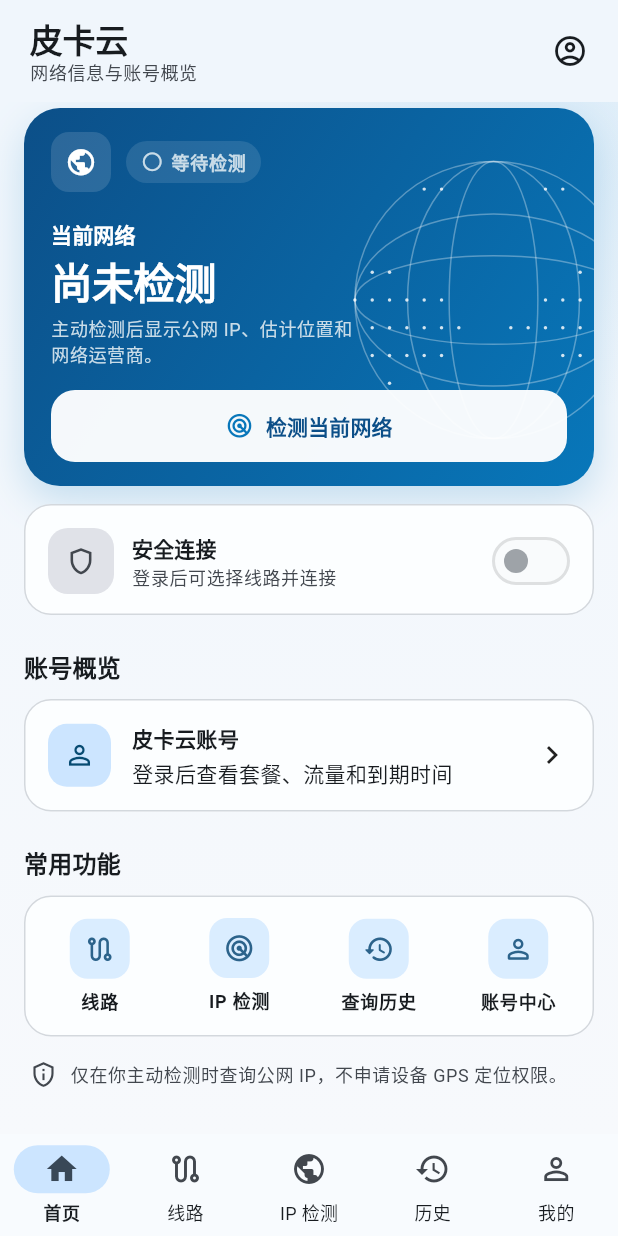
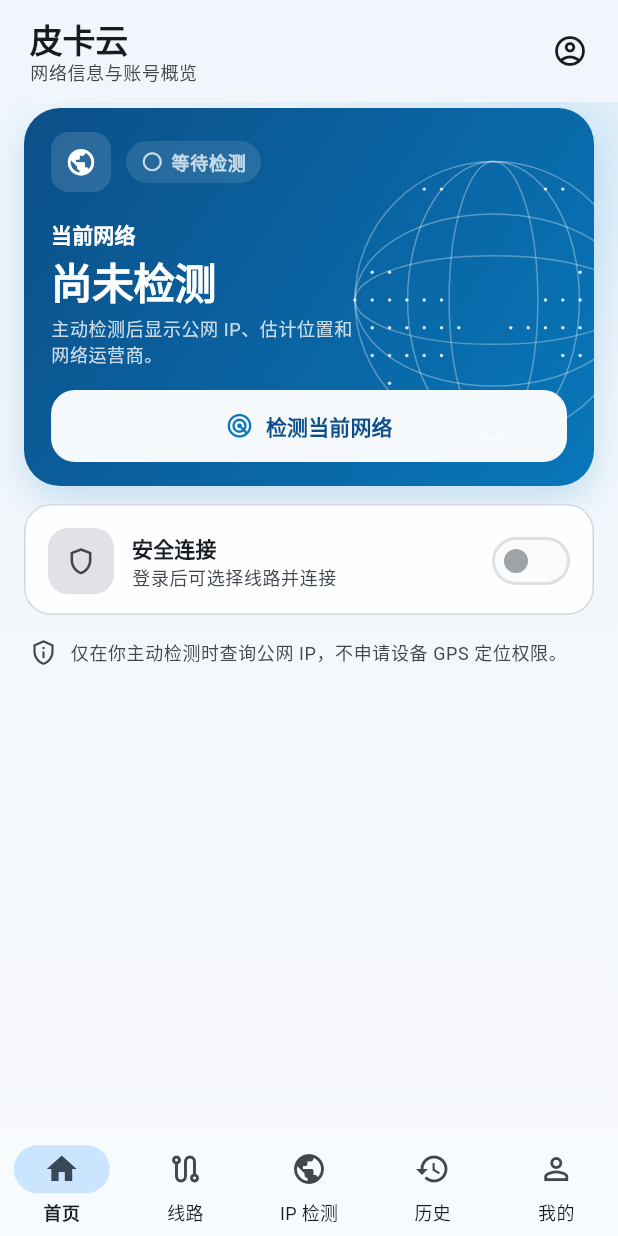
Before and after one commit to speednetwork-app/ip_lookup_app, a Flutter app: the screen it shows after launch, on a phone screen of 412 x 824 dp. Run offline on Flutter 3.47's test engine with Material 3 defaults, Android fonts, the phone set to English and light mode, and no system bars; our stand-ins replace dio, flutter_map, flutter_secure_storage, latlong2, shared_preferences; accounts and stored records are empty.

Commit message:
Simplify home dashboard around network status

```diff
--- a/lib/screens/dashboard_screen.dart
+++ b/lib/screens/dashboard_screen.dart
@@ -13,7 +13,6 @@
 import '../theme/pikayun_theme.dart';
 import '../widgets/app_backdrop.dart';
 import '../widgets/app_icon_tile.dart';
-import '../widgets/app_section_header.dart';
 import '../widgets/app_surface.dart';
 import '../widgets/status_badge.dart';
 
@@ -21,14 +20,12 @@
   const DashboardScreen({
     required this.onOpenNodes,
     required this.onOpenIpTools,
-    required this.onOpenHistory,
     required this.onOpenAccount,
     super.key,
   });
 
   final VoidCallback onOpenNodes;
   final VoidCallback onOpenIpTools;
-  final VoidCallback onOpenHistory;
   final VoidCallback onOpenAccount;
 
   @override
@@ -86,34 +83,6 @@
                         ),
                         const SizedBox(height: 12),
                         _VpnControl(auth: auth, onOpenNodes: onOpenNodes),
-                      const SizedBox(height: 22),
-                      const AppSectionHeader(
-                        title: '账号概览',
-                      ),
-                      const SizedBox(height: 10),
-                      _AccountSummary(
-                        auth: auth,
-                        onOpenAccount: onOpenAccount,
-                      ),
-                      if (auth.notices.isNotEmpty) ...[
-                        const SizedBox(height: 10),
-                        _LatestNotice(
-                          title: auth.notices.first.title,
-                          content: auth.notices.first.content,
-                          onOpenAccount: onOpenAccount,
-                        ),
-                      ],
-                      const SizedBox(height: 22),
-                      const AppSectionHeader(
-                        title: '常用功能',
-                      ),
-                      const SizedBox(height: 10),
-                      _QuickActions(
-                        onOpenNodes: onOpenNodes,
-                        onOpenIpTools: onOpenIpTools,
-                        onOpenHistory: onOpenHistory,
-                        onOpenAccount: onOpenAccount,
-                      ),
                         const SizedBox(height: 16),
                         const _PrivacyNotice(),
                       ],
@@ -242,8 +211,10 @@
                     if (info == null)
                       Text(
                         widget.loading ? '正在检测…' : '尚未检测',
-                        style:
-                            Theme.of(context).textTheme.headlineMedium?.copyWith(
+                        style: Theme.of(context)
+                            .textTheme
+                            .headlineMedium
+                            ?.copyWith(
                               color: colors.onBrandSurface,
                               fontWeight: FontWeight.w700,
                               letterSpacing: -.5,
@@ -252,8 +223,10 @@
                     else
                       SelectableText(
                         info.ip,
-                        style:
-                            Theme.of(context).textTheme.headlineMedium?.copyWith(
+                        style: Theme.of(context)
+                            .textTheme
+                            .headlineMedium
+                            ?.copyWith(
                           color: colors.onBrandSurface,
                           fontWeight: FontWeight.w700,
                           letterSpacing: -.4,
@@ -267,7 +240,8 @@
                         width: 210,
                         child: Text(
                           '主动检测后显示公网 IP、估计位置和网络运营商。',
-                          style: Theme.of(context).textTheme.bodySmall?.copyWith(
+                          style:
+                              Theme.of(context).textTheme.bodySmall?.copyWith(
                                     color: colors.onBrandSurfaceMuted,
                                     height: 1.35,
                                   ),
@@ -776,6 +750,9 @@
   }
 }
 
+// Kept temporarily as a migration reference while the account presentation is
+// consolidated in AccountScreen; it is no longer rendered on the dashboard.
+// ignore: unused_element
 class _AccountSummary extends StatelessWidget {
   const _AccountSummary({required this.auth, required this.onOpenAccount});
   final AuthProvider auth;
@@ -917,6 +894,7 @@
   }
 }
 
+// ignore: unused_element
 class _LatestNotice extends StatelessWidget {
   const _LatestNotice({
     required this.title,
@@ -968,6 +946,7 @@
   }
 }
 
+// ignore: unused_element
 class _QuickActions extends StatelessWidget {
   const _QuickActions({
     required this.onOpenNodes,
--- a/lib/screens/home_shell.dart
+++ b/lib/screens/home_shell.dart
@@ -50,7 +50,6 @@
           DashboardScreen(
             onOpenNodes: () => _selectTab(1),
             onOpenIpTools: () => _selectTab(2),
-            onOpenHistory: () => _selectTab(3),
             onOpenAccount: () => _selectTab(4),
           ),
           NodesScreen(onOpenAccount: () => _selectTab(4)),
```
Lines whose indentation alone changed are shown as unchanged.
